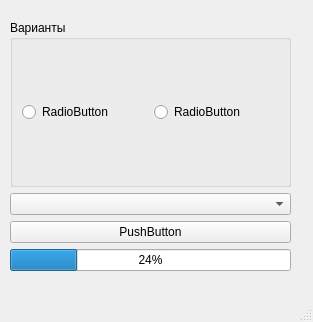
Old version of the form qt_04/mainwindow.ui in the repository dogmaestro/qt.
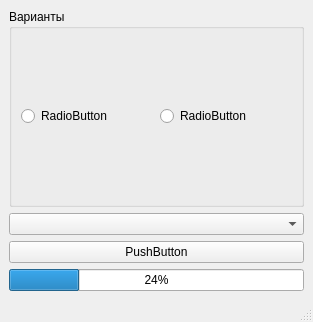
New version of the form.

Patch:
```diff
--- a/qt_04/mainwindow.ui
+++ b/qt_04/mainwindow.ui
@@ -14,15 +14,8 @@
    <string>MainWindow</string>
   </property>
   <widget class="QWidget" name="centralwidget">
-   <widget class="QWidget" name="layoutWidget">
-    <property name="geometry">
-     <rect>
-      <x>10</x>
-      <y>20</y>
-      <width>281</width>
-      <height>251</height>
-     </rect>
-    </property>
+   <layout class="QVBoxLayout" name="verticalLayout_3">
+    <item>
     <layout class="QVBoxLayout" name="verticalLayout">
      <item>
       <widget class="QGroupBox" name="groupBox">
@@ -75,7 +68,8 @@
       </widget>
      </item>
     </layout>
-   </widget>
+    </item>
+   </layout>
   </widget>
   <widget class="QMenuBar" name="menubar">
    <property name="geometry">
```
Lines whose indentation alone changed are shown as unchanged.
